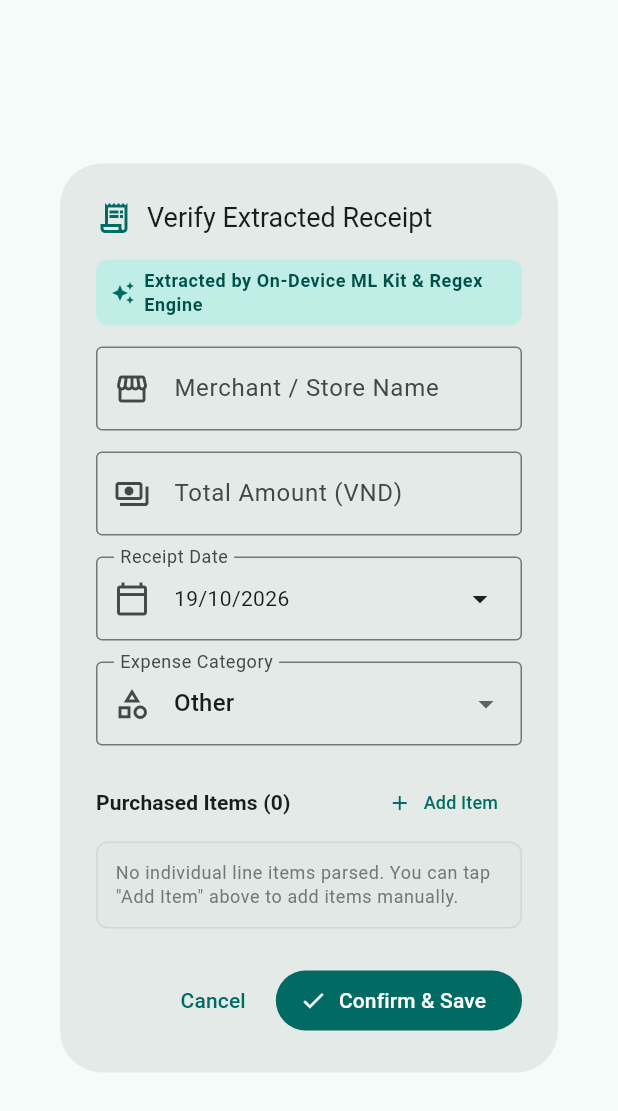
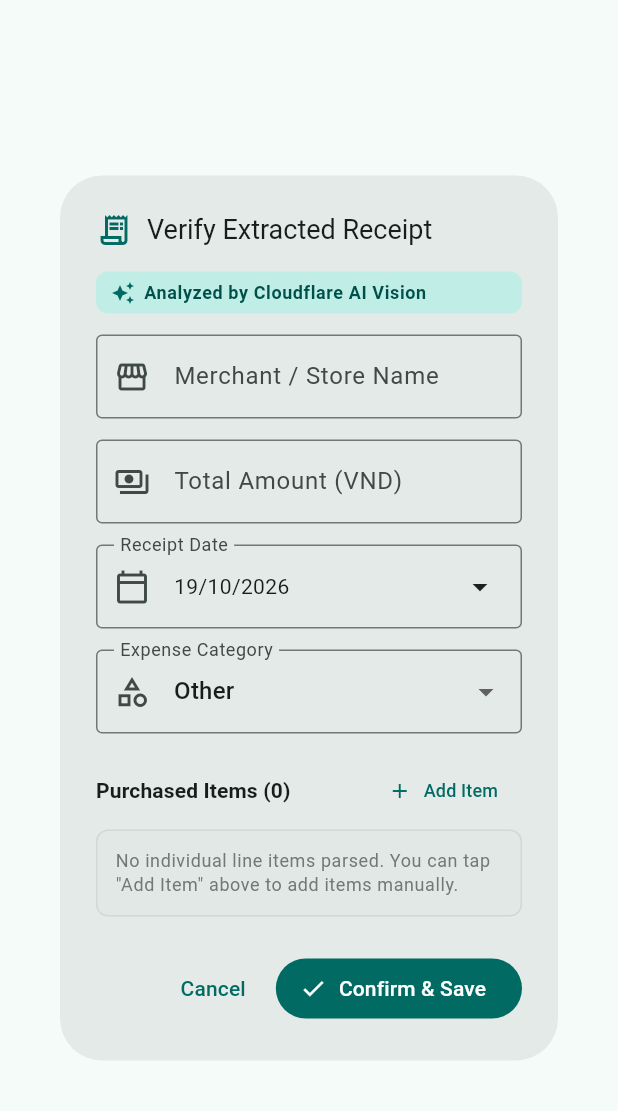
Before and after one commit to TieuLong07/receipt-expense-tracker, a Flutter app: the ReviewReceiptDialog widget shown alone on an empty page, opened directly with empty values, on a phone screen of 412 x 824 dp. Shown: the top 1111 px of the screen. Run offline on Flutter 3.47's test engine with Material 3 defaults, Android fonts, the phone set to English and light mode, and no system bars; our stand-ins replace connectivity_plus, image_picker, shared_preferences, sqflite; missing offline and left inert: google_mlkit_text_recognition; accounts and stored records are empty.

```diff
--- a/lib/screens/home_screen.dart
+++ b/lib/screens/home_screen.dart
@@ -97,6 +97,7 @@ class _HomeScreenState extends State<HomeScreen> with SingleTickerProviderStateM
             initialItems: serverResult.items,
             imagePath: savedImagePath,
             rawOcrText: serverResult.rawText,
+            engineName: 'Cloudflare DeepSeek Vision',
           ),
         );
 
@@ -140,6 +141,7 @@ class _HomeScreenState extends State<HomeScreen> with SingleTickerProviderStateM
               initialItems: geminiResult.items,
               imagePath: savedImagePath,
               rawOcrText: geminiResult.rawResponse,
+              engineName: 'Gemini Flash Vision',
             ),
           );
 
@@ -209,6 +211,7 @@ class _HomeScreenState extends State<HomeScreen> with SingleTickerProviderStateM
           initialItems: parsed.items,
           imagePath: savedImagePath,
           rawOcrText: parsed.rawText,
+          engineName: 'On-Device ML Kit',
         ),
       );
 
@@ -672,6 +675,7 @@ class _HomeScreenState extends State<HomeScreen> with SingleTickerProviderStateM
                                 imagePath: receipt.imagePath,
                                 rawOcrText: receipt.rawOcrText,
                                 existingId: receipt.id,
+                                engineName: 'Saved Receipt',
                               ),
                             );
                             if (updated != null && mounted) {
--- a/lib/widgets/review_receipt_dialog.dart
+++ b/lib/widgets/review_receipt_dialog.dart
@@ -15,6 +15,7 @@ class ReviewReceiptDialog extends StatefulWidget {
   final String? imagePath;
   final String? rawOcrText;
   final int? existingId;
+  final String engineName;
 
   const ReviewReceiptDialog({
     super.key,
@@ -27,6 +28,7 @@ class ReviewReceiptDialog extends StatefulWidget {
     this.imagePath,
     this.rawOcrText,
     this.existingId,
+    this.engineName = 'Cloudflare AI Vision',
   });
 
   @override
@@ -221,8 +223,8 @@ class _ReviewReceiptDialogState extends State<ReviewReceiptDialog> {
                       Expanded(
                         child: Text(
                           _items.isNotEmpty
-                              ? 'Extracted ${_items.length} items with On-Device ML Kit'
-                              : 'Extracted by On-Device ML Kit & Regex Engine',
+                              ? 'Extracted ${_items.length} items with ${widget.engineName}'
+                              : 'Analyzed by ${widget.engineName}',
                           style: Theme.of(context).textTheme.bodySmall?.copyWith(
                                 fontWeight: FontWeight.w600,
                                 color: Theme.of(context).colorScheme.onPrimaryContainer,
@@ -264,7 +266,7 @@ class _ReviewReceiptDialogState extends State<ReviewReceiptDialog> {
                   },
                 ),
 
-                // Quick selector chips if subtotal != payable total
+                // Quick selector chips if subtotal != payable total (e.g. vouchers, store credits)
                 if (widget.initialSubtotal > 0 && widget.initialSubtotal != widget.initialAmount) ...[
                   const SizedBox(height: 8),
                   Wrap(
@@ -272,7 +274,7 @@ class _ReviewReceiptDialogState extends State<ReviewReceiptDialog> {
                     children: [
                       ActionChip(
                         avatar: const Icon(Icons.check_circle_outline, size: 14),
-                        label: Text('Net Pay: ${currencyFormat.format(widget.initialAmount)}'),
+                        label: Text('Thực trả: ${currencyFormat.format(widget.initialAmount)}'),
                         onPressed: () {
                           setState(() {
                             _amountController.text = widget.initialAmount.toStringAsFixed(0);
@@ -281,7 +283,7 @@ class _ReviewReceiptDialogState extends State<ReviewReceiptDialog> {
                       ),
                       ActionChip(
                         avatar: const Icon(Icons.shopping_cart_outlined, size: 14),
-                        label: Text('Gross: ${currencyFormat.format(widget.initialSubtotal)}'),
+                        label: Text('Tổng hàng: ${currencyFormat.format(widget.initialSubtotal)}'),
                         onPressed: () {
                           setState(() {
                             _amountController.text = widget.initialSubtotal.toStringAsFixed(0);
```
